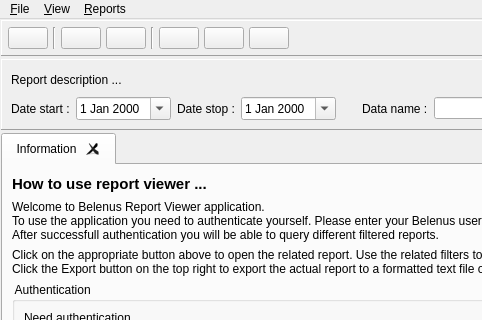
Old version of the form viewer/wndmain.ui in the repository tbikfalvi/Belenus; both pictures show x 0 to 482 and y 0 to 320 of the 769 by 536 pixel window.
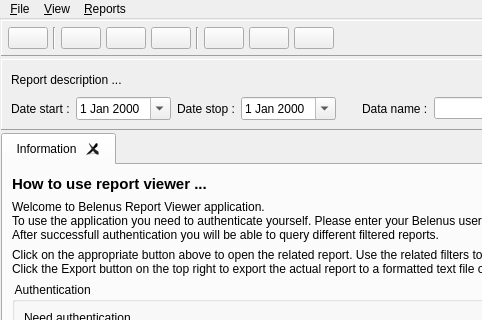
New version of the form.

```diff
--- a/viewer/wndmain.ui
+++ b/viewer/wndmain.ui
@@ -109,6 +109,25 @@
          </property>
         </widget>
        </item>
+       <item>
+        <widget class="QPushButton" name="pbBookkeepingCassaHistory">
+         <property name="toolTip">
+          <string>History of cassa events and actions</string>
+         </property>
+         <property name="text">
+          <string/>
+         </property>
+         <property name="iconSize">
+          <size>
+           <width>30</width>
+           <height>30</height>
+          </size>
+         </property>
+         <property name="checkable">
+          <bool>true</bool>
+         </property>
+        </widget>
+       </item>
        <item>
         <widget class="Line" name="line_2">
          <property name="orientation">
```
Left out of the diff: 13 changed lines with no effect on the pictures.
